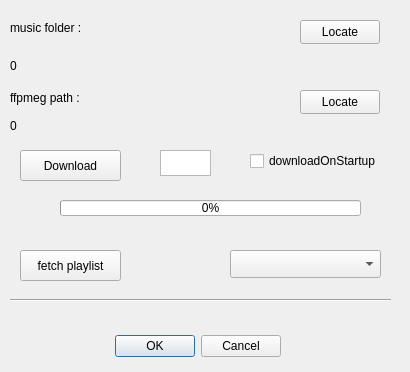
First picture: the form in ressourcepaths.ui, repository Renaud-Barrau/youtubeAudioRetriever, before the edit.
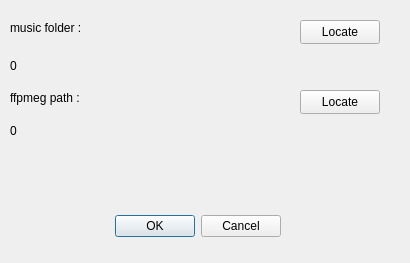
Second picture: the form after the edit.

```diff
--- a/ressourcepaths.ui
+++ b/ressourcepaths.ui
@@ -7,7 +7,7 @@
     <x>0</x>
     <y>0</y>
     <width>410</width>
-    <height>372</height>
+    <height>263</height>
    </rect>
   </property>
   <property name="windowTitle">
@@ -17,7 +17,7 @@
    <property name="geometry">
     <rect>
      <x>110</x>
-     <y>330</y>
+     <y>210</y>
      <width>171</width>
      <height>32</height>
     </rect>
@@ -35,48 +35,9 @@
      <x>10</x>
      <y>10</y>
      <width>391</width>
-     <height>311</height>
+     <height>191</height>
     </rect>
    </property>
-   <widget class="QPushButton" name="downloadButton">
-    <property name="geometry">
-     <rect>
-      <x>10</x>
-      <y>140</y>
-      <width>101</width>
-      <height>31</height>
-     </rect>
-    </property>
-    <property name="text">
-     <string>Download</string>
-    </property>
-   </widget>
-   <widget class="QCheckBox" name="checkBox">
-    <property name="geometry">
-     <rect>
-      <x>240</x>
-      <y>140</y>
-      <width>131</width>
-      <height>22</height>
-     </rect>
-    </property>
-    <property name="text">
-     <string>downloadOnStartup</string>
-    </property>
-   </widget>
-   <widget class="QProgressBar" name="downloadProgressBar">
-    <property name="geometry">
-     <rect>
-      <x>50</x>
-      <y>190</y>
-      <width>301</width>
-      <height>16</height>
-     </rect>
-    </property>
-    <property name="value">
-     <number>0</number>
-    </property>
-   </widget>
    <widget class="QLabel" name="musicFolderLabel">
     <property name="geometry">
      <rect>
@@ -135,7 +96,7 @@
       <x>0</x>
       <y>100</y>
       <width>381</width>
-      <height>32</height>
+      <height>41</height>
      </rect>
     </property>
     <property name="text">
@@ -155,52 +116,6 @@
      <string>Locate</string>
     </property>
    </widget>
-   <widget class="QPushButton" name="fetchPlaylistButton">
-    <property name="geometry">
-     <rect>
-      <x>10</x>
-      <y>240</y>
-      <width>101</width>
-      <height>31</height>
-     </rect>
-    </property>
-    <property name="text">
-     <string>fetch playlist</string>
-    </property>
-   </widget>
-   <widget class="QComboBox" name="playlistSelectionComboBox">
-    <property name="geometry">
-     <rect>
-      <x>220</x>
-      <y>240</y>
-      <width>151</width>
-      <height>28</height>
-     </rect>
-    </property>
-   </widget>
-   <widget class="QTextEdit" name="videoNumberTextEdit">
-    <property name="geometry">
-     <rect>
-      <x>150</x>
-      <y>140</y>
-      <width>51</width>
-      <height>26</height>
-     </rect>
-    </property>
-   </widget>
-   <widget class="Line" name="line_3">
-    <property name="geometry">
-     <rect>
-      <x>0</x>
-      <y>280</y>
-      <width>381</width>
-      <height>21</height>
-     </rect>
-    </property>
-    <property name="orientation">
-     <enum>Qt::Horizontal</enum>
-    </property>
-   </widget>
   </widget>
  </widget>
  <resources/>
```
Left out of the diff: 4 changed lines with no effect on the pictures.
